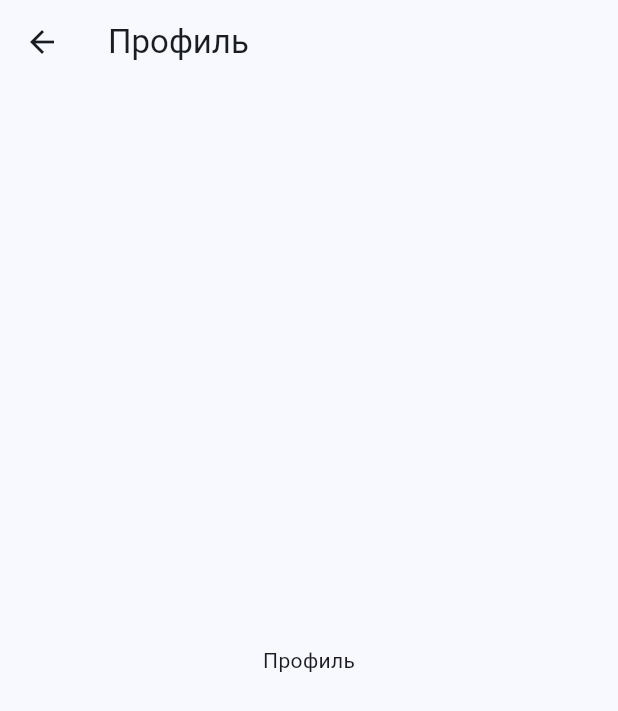
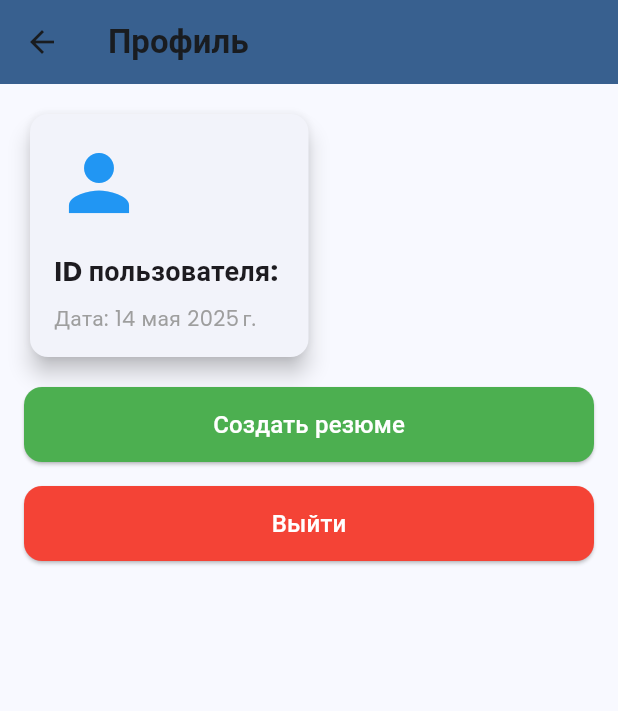
Before and after one commit to IlyaBobkin/DevHub_Flutter, a Flutter app: the ProfileScreen screen opened directly, on a phone screen of 412 x 824 dp. Shown: the top 711 px of the screen. Run offline on Flutter 3.47's test engine with Material 3 defaults, Android fonts, the light colour scheme and no system bars; our stand-ins replace dio, google_fonts, shared_preferences; accounts and stored records are empty.

Commit message:
added profile
added profile screen and logout

```diff
--- a/lib/features/authorization/view/hello_screen.dart
+++ b/lib/features/authorization/view/hello_screen.dart
@@ -45,7 +45,7 @@ class _HelloScreenState extends State<HelloScreen> {
               children: [
                 const SizedBox(height: 20),
                 const Text(
-                  'Хотел попасть\nв сферу IT?',
+                  'Хочешь попасть\nв сферу IT?',
                   textAlign: TextAlign.center,
                   style: TextStyle(
                     fontSize: 32, // Увеличен для акцента
--- a/lib/features/authorization/view/login_screen.dart
+++ b/lib/features/authorization/view/login_screen.dart
@@ -639,7 +639,7 @@ class _LoginScreenState extends State<LoginScreen> {
         await prefs.setString('companyDescription', profile['companyDescription'] ?? '');
 
         ScaffoldMessenger.of(context).showSnackBar(const SnackBar(content: Text('Авторизация прошла успешно!')));
-        Navigator.of(context).pushReplacementNamed('/vacancies');
+        Navigator.of(context).pushReplacementNamed('/main');
       } catch (e) {
         print('Login error: $e');
         ScaffoldMessenger.of(context).showSnackBar(SnackBar(content: Text('Ошибка авторизации: $e')));
--- a/lib/features/vacancies/view/main_screen.dart
+++ b/lib/features/vacancies/view/main_screen.dart
@@ -3,7 +3,9 @@ import 'package:flutter/material.dart';
 import 'package:my_new_project/features/vacancies/view/profile/profile_screen.dart';
 import 'package:my_new_project/features/vacancies/view/responses/responses_screen.dart';
 import 'package:my_new_project/features/vacancies/view/vacancies/vacancies_screen.dart';
+import 'package:shared_preferences/shared_preferences.dart';
 
+import '../../authorization/view/login_screen.dart';
 import 'chats/chats_screen.dart';
 import 'notifications/notifications_screen.dart';
 
@@ -25,6 +27,7 @@ class _MainScreenState extends State<MainScreen> {
     GlobalKey<NavigatorState>(),
     GlobalKey<NavigatorState>(),
   ];
+
 
   @override
   Widget build(BuildContext context) {
--- a/lib/features/vacancies/view/profile/profile_screen.dart
+++ b/lib/features/vacancies/view/profile/profile_screen.dart
@@ -1,17 +1,108 @@
-// Экран "Профиль"
 import 'package:flutter/material.dart';
+import 'package:shared_preferences/shared_preferences.dart';
+import 'package:intl/intl.dart';
+import 'package:intl/date_symbol_data_local.dart';
+import 'package:my_new_project/repositories/main/api_service.dart';
 
-class ProfileScreen extends StatelessWidget {
+import '../../../authorization/view/login_screen.dart';
+import 'create_resume_screen.dart';
+
+class ProfileScreen extends StatefulWidget {
   const ProfileScreen({super.key});
+
+  @override
+  State<ProfileScreen> createState() => _ProfileScreenState();
+}
+
+class _ProfileScreenState extends State<ProfileScreen> {
+  final ApiService _apiService = ApiService();
+  String? _userId;
+  String? _errorMessage;
+
+  @override
+  void initState() {
+    super.initState();
+    initializeDateFormatting('ru');
+    _loadUserData();
+  }
+
+  Future<void> _loadUserData() async {
+    final prefs = await SharedPreferences.getInstance();
+    setState(() {
+      _userId = prefs.getString('user_id');
+    });
+  }
+
+  Future<void> _logout() async {
+    final prefs = await SharedPreferences.getInstance();
+    await prefs.clear();
+
+    Navigator.of(context, rootNavigator: true).pushAndRemoveUntil(
+      MaterialPageRoute(builder: (context) => LoginScreen()),
+          (Route<dynamic> route) => false,
+    );
+  }
 
   @override
   Widget build(BuildContext context) {
     return Scaffold(
       appBar: AppBar(
-        title: const Text('Профиль'),
+        title: const Text('Профиль', style: TextStyle(fontWeight: FontWeight.bold)),
+        backgroundColor: Theme.of(context).colorScheme.primary,
+        elevation: 4,
       ),
-      body: const Center(
-        child: Text('Профиль'),
+      body: Padding(
+        padding: const EdgeInsets.all(16.0),
+        child: Column(
+          crossAxisAlignment: CrossAxisAlignment.start,
+          children: [
+            Card(
+              elevation: 6,
+              shape: RoundedRectangleBorder(borderRadius: BorderRadius.circular(12)),
+              child: Padding(
+                padding: const EdgeInsets.all(16.0),
+                child: Column(
+                  crossAxisAlignment: CrossAxisAlignment.start,
+                  children: [
+                    const Icon(Icons.person, size: 60, color: Colors.blue),
+                    const SizedBox(height: 16),
+                    Text(
+                      'ID пользователя: ${_userId ?? 'Не авторизован'}',
+                      style: const TextStyle(fontSize: 18, fontWeight: FontWeight.bold),
+                    ),
+                    const SizedBox(height: 8),
+                    Text(
+                      'Дата: ${DateFormat.yMMMd('ru').format(DateTime.now())}', // 14 мая 2025
+                      style: const TextStyle(fontSize: 14, color: Colors.grey),
+                    ),
+                  ],
+                ),
+              ),
+            ),
+            const SizedBox(height: 16),
+            ElevatedButton(
+              onPressed: () {
+                Navigator.push(context, MaterialPageRoute(builder: (context) => const CreateResumeScreen()));
+              },
+              style: ElevatedButton.styleFrom(
+                backgroundColor: Colors.green,
+                minimumSize: const Size(double.infinity, 50),
+                shape: RoundedRectangleBorder(borderRadius: BorderRadius.circular(12)),
+              ),
+              child: const Text('Создать резюме', style: TextStyle(color: Colors.white, fontSize: 16)),
+            ),
+            const SizedBox(height: 16),
+            ElevatedButton(
+              onPressed: _logout,
+              style: ElevatedButton.styleFrom(
+                backgroundColor: Colors.red,
+                minimumSize: const Size(double.infinity, 50),
+                shape: RoundedRectangleBorder(borderRadius: BorderRadius.circular(12)),
+              ),
+              child: const Text('Выйти', style: TextStyle(color: Colors.white, fontSize: 16)),
+            ),
+          ],
+        ),
       ),
     );
   }
--- a/lib/job_app.dart
+++ b/lib/job_app.dart
@@ -9,9 +9,12 @@ import 'package:shared_preferences/shared_preferences.dart';
 
 
 class JobApp extends StatelessWidget {
-  const JobApp({super.key});
+  final String initialRoute;
+  const JobApp({super.key, required this.initialRoute});
+
   @override
   Widget build(BuildContext context) {
+
     return MaterialApp(
       title: 'DevHub',
       theme: ThemeData(
@@ -19,6 +22,7 @@ class JobApp extends StatelessWidget {
         textTheme: GoogleFonts.poppinsTextTheme(Theme.of(context).textTheme),
         useMaterial3: true,
       ),
+      initialRoute: initialRoute,
       routes: routes,
     );
   }
--- a/lib/router/router.dart
+++ b/lib/router/router.dart
@@ -1,10 +1,22 @@
 import '../features/authorization/view/registration_screen.dart';
 import '../features/authorization/view/view.dart';
+import '../features/vacancies/view/chats/chats_screen.dart';
+import '../features/vacancies/view/notifications/notifications_screen.dart';
+import '../features/vacancies/view/profile/create_resume_screen.dart';
+import '../features/vacancies/view/profile/profile_screen.dart';
+import '../features/vacancies/view/responses/responses_screen.dart';
+import '../features/vacancies/view/vacancies/vacancies_screen.dart';
 import '../features/vacancies/view/view.dart';
 
 final routes = {
-'/': (context) => HelloScreen(),
-'/login': (context) => LoginScreen(),
-'/registration': (context) => RegistrationScreen(),
-'/vacancies': (context) => MainScreen(),
+'/hello': (context) => HelloScreen(),
+  '/login': (context) => LoginScreen(),
+  '/registration': (context) => RegistrationScreen(),
+  '/main': (context) => const MainScreen(),
+  '/responses': (context) => const ResponsesScreen(),
+  '/profile': (context) => const ProfileScreen(),
+  '/create-resume': (context) => const CreateResumeScreen(),
+  '/vacancies': (context) => const VacanciesScreen(),
+  '/chats': (context) => const ChatsScreen(),
+  '/notifications': (context) => const NotificationsScreen(),
 };
--- a/pubspec.yaml
+++ b/pubspec.yaml
@@ -21,6 +21,7 @@ dependencies:
   crypto: ^3.0.3
   intl: ^0.19.0
   thematic_images: ^0.1.3
+  uuid: ^4.4.0
 
 dev_dependencies:
   flutter_test:
```
Also changed, not shown: lib/features/vacancies/view/profile/create_resume_screen.dart (added, +119 -0 lines), lib/main.dart (+8 -1 lines), pubspec.lock, 1 other file.
